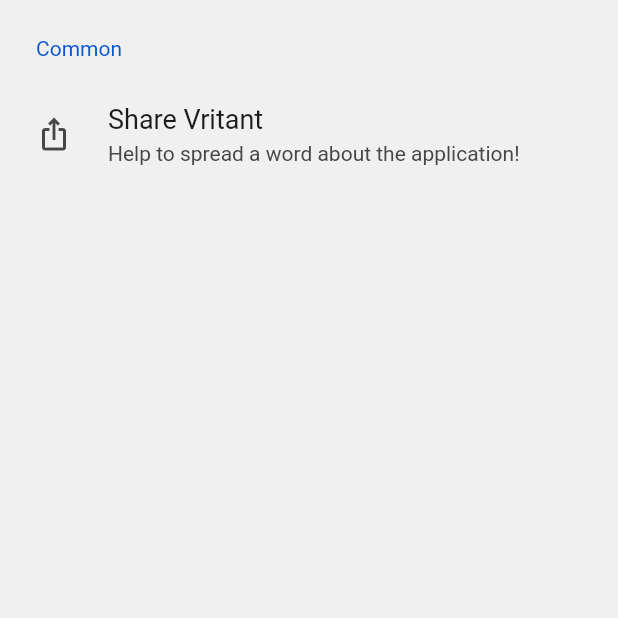
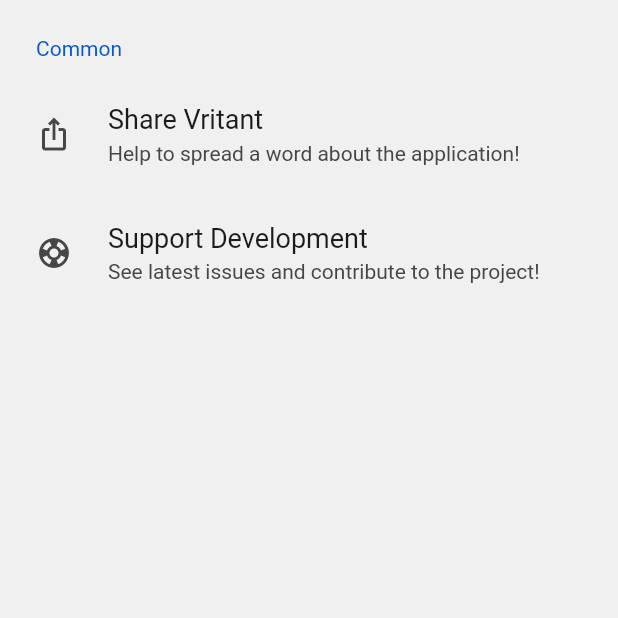
Before and after one commit to bhattabhi013/Vritant, a Flutter app: the SettingsPage screen opened directly, on a phone screen of 412 x 824 dp, the top half of it. Run offline on Flutter 3.47's test engine with Material 2 defaults, Android fonts, the light colour scheme and no system bars; drawn by our look-alikes of settings_ui; our stand-ins replace animated_text_kit, firebase_auth, firebase_core, flutter_svg, flutter_tts, google_sign_in and 3 more; missing offline and left inert: ar_flutter_plugin, is_first_run; accounts and stored records are empty.

Commit message:
Update settings.dart

```diff
--- a/lib/Settings/settings.dart
+++ b/lib/Settings/settings.dart
@@ -1,6 +1,8 @@
 import 'package:flutter/material.dart';
 import 'package:settings_ui/settings_ui.dart';
 import 'package:share_plus/share_plus.dart';
+import 'package:vritant/Settings/licenses.dart';
+import 'package:url_launcher/url_launcher.dart';
 
 class SettingsPage extends StatefulWidget {
   const SettingsPage({Key? key}) : super(key: key);
@@ -11,6 +13,8 @@
 }
 
 class _SettingsPageState extends State<SettingsPage> {
+
+  final String issuesurl = 'https://github.com/bhattabhi013/Vritant/issues';
   final String subject = 'Hey, check out Vritant, an amazing application that is built upon a comprehensive analysis of children\'s educational needs and the challenges they face while studying. It helps children learn rhymes faster in an easy and lucrative way!- https://github.com/bhattabhi013/Vritant';
   @override
   Widget build(BuildContext context) {
@@ -28,11 +32,16 @@
                   title: const Text('Share Vritant'),
                   value: const Text('Help to spread a word about the application!'),
                   onPressed: (t) {
-                    Share.share(subject, subject: 'Check out this amazing application!');
-    }
-    ,
+                    Share.share(subject, subject: 'Check out this amazing application!');},
                 ),
-
+                SettingsTile.navigation(
+                  leading: const Icon(Icons.support),
+                  title: const Text('Support Development'),
+                  value: const Text('See latest issues and contribute to the project!'),
+                  onPressed: (t) {
+                    _launchURL();
+                  },
+                ),
               ],
             ),
           ],
@@ -40,4 +49,11 @@
       ),
     );
   }
+
+  _launchURL() async {
+    final Uri url = Uri.parse(issuesurl);
+    if (!await launchUrl(url)) {
+      throw Exception('Could not launch $issuesurl');
+    }
+  }
 }
```
